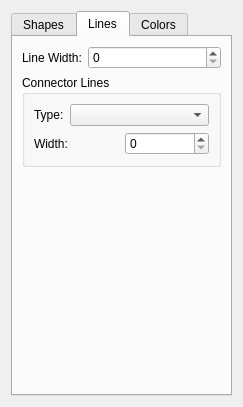
Above: plugins/generators/multigridpattern/wdgmultigridpatternoptions.ui from KDE/krita before the change. Below: the same form after it.
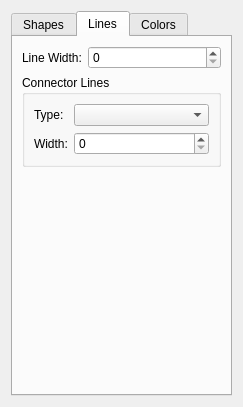
That is the form after the change. The open tabs and pages were chosen to show the change. Custom widgets are drawn as their Qt base class.

What changed in the file:
```diff
--- a/plugins/generators/multigridpattern/wdgmultigridpatternoptions.ui
+++ b/plugins/generators/multigridpattern/wdgmultigridpatternoptions.ui
@@ -76,19 +76,15 @@
           <item row="0" column="1">
            <widget class="QComboBox" name="cmbConnectorType"/>
           </item>
-          <item row="1" column="0" colspan="2">
-           <layout class="QHBoxLayout" name="horizontalLayout_3">
-            <item>
+          <item row="1" column="1">
+           <widget class="QSpinBox" name="spnConnectorWidth"/>
+          </item>
+          <item row="1" column="0">
              <widget class="QLabel" name="label">
               <property name="text">
                <string>Width:</string>
               </property>
              </widget>
-            </item>
-            <item>
-             <widget class="QSpinBox" name="spnConnectorWidth"/>
-            </item>
-           </layout>
           </item>
          </layout>
         </widget>
```
Lines whose indentation alone changed are shown as unchanged.
